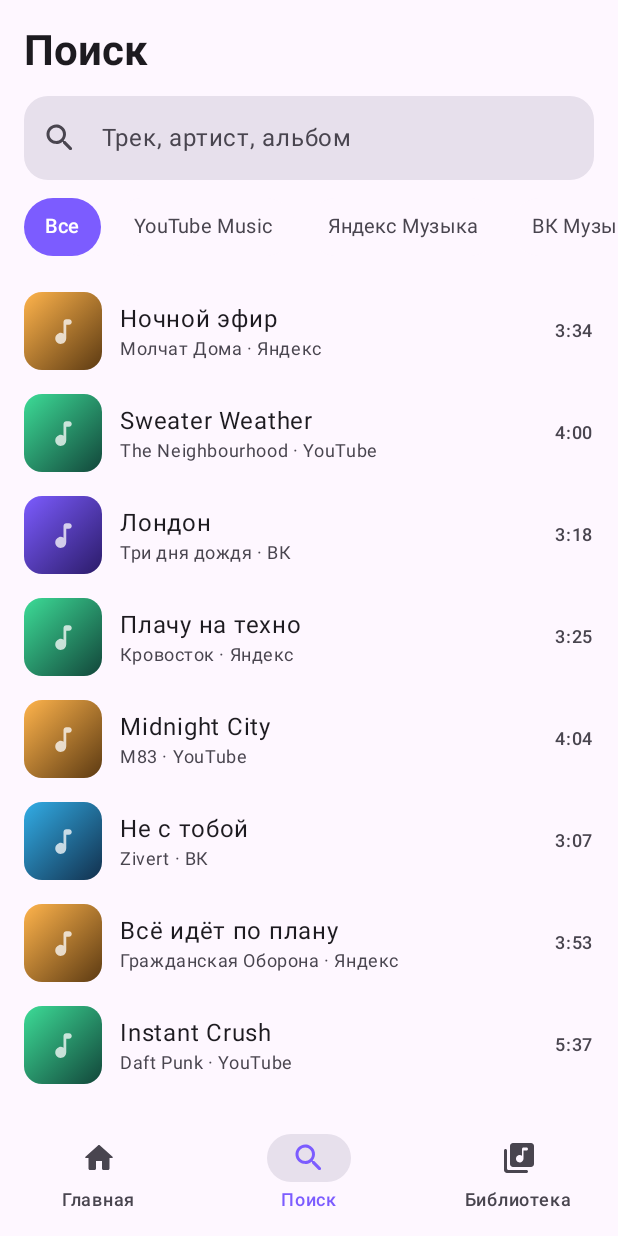
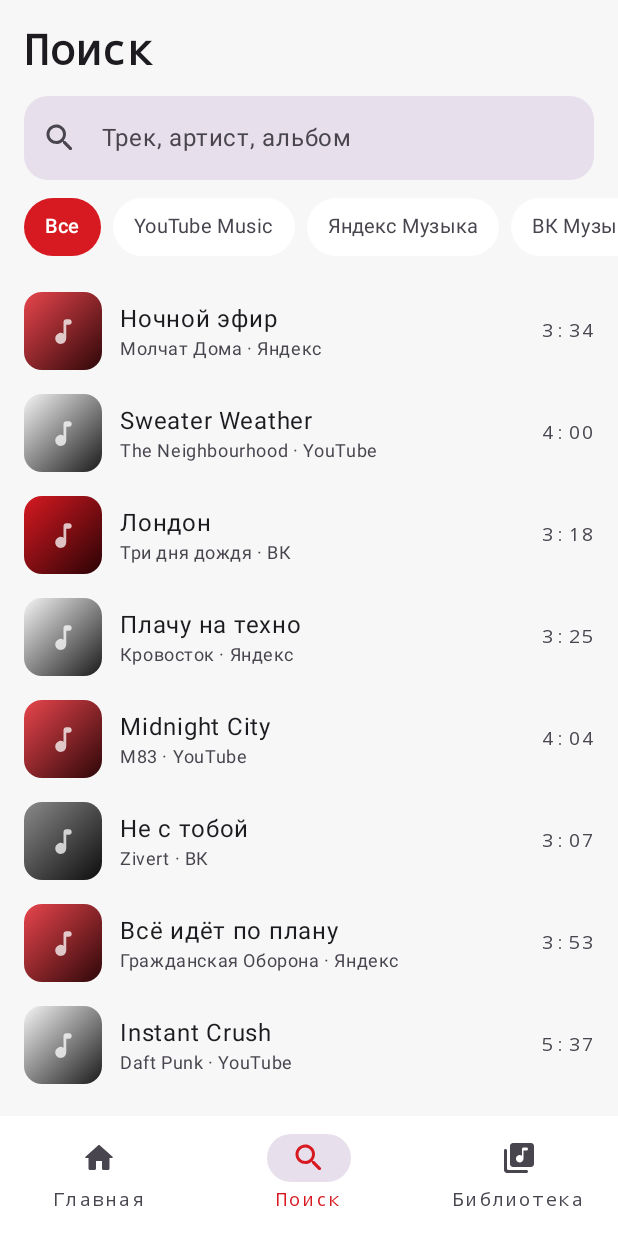
Before and after one commit to typoavtovaz/MusicBox, an Android app built with Jetpack Compose: the screen it shows after launch (MainActivity), item 2 of the bottom bar chosen, on a phone screen of 412 x 824 dp. Run offline under Robolectric (Android 15) with nearby library versions, the phone set to English and light mode, and no system bars; 2 statements that could not run were skipped.

Commit message:
Nothing-стиль: палитра, моно-типографика, точка-матрица, Моя волна + редактор

```diff
--- a/app/src/main/java/com/margy/musicbox/ui/AppRoot.kt
+++ b/app/src/main/java/com/margy/musicbox/ui/AppRoot.kt
@@ -17,9 +17,11 @@ import androidx.compose.material3.Scaffold
 import androidx.compose.material3.Text
 import androidx.compose.runtime.Composable
 import androidx.compose.runtime.getValue
+import androidx.compose.runtime.mutableFloatStateOf
 import androidx.compose.runtime.mutableStateOf
 import androidx.compose.runtime.remember
 import androidx.compose.runtime.setValue
+import androidx.compose.runtime.mutableStateListOf
 import androidx.compose.ui.Modifier
 import androidx.compose.ui.graphics.vector.ImageVector
 import com.margy.musicbox.core.model.Demo
@@ -30,6 +32,8 @@ import com.margy.musicbox.ui.screens.LibraryScreen
 import com.margy.musicbox.ui.screens.PlayerScreen
 import com.margy.musicbox.ui.screens.SearchScreen
 import com.margy.musicbox.ui.screens.SettingsScreen
+import com.margy.musicbox.ui.screens.WaveEditorScreen
+import kotlin.random.Random
 
 private enum class Tab(val label: String, val icon: ImageVector) {
     Home("Главная", Icons.Rounded.Home),
@@ -45,6 +49,17 @@ fun AppRoot() {
     var playing by remember { mutableStateOf(false) }
     var playerOpen by remember { mutableStateOf(false) }
     var settingsOpen by remember { mutableStateOf(false) }
+    var waveEditorOpen by remember { mutableStateOf(false) }
+
+    var wavePlaying by remember { mutableStateOf(false) }
+    val waveMoods = remember { mutableStateListOf<String>() }
+    var waveEnergy by remember { mutableFloatStateOf(0.6f) }
+
+    val waveLabel = if (waveMoods.isEmpty()) {
+        "подстроена под тебя"
+    } else {
+        "подстроена: " + waveMoods.joinToString(", ")
+    }
 
     fun play(track: Track) {
         current = track
@@ -69,6 +84,11 @@ fun AppRoot() {
         }
     }
 
+    fun startWave() {
+        wavePlaying = true
+        play(Demo.tracks[Random.nextInt(Demo.tracks.size)])
+    }
+
     if (playerOpen && current != null) {
         BackHandler { playerOpen = false }
         PlayerScreen(
@@ -79,6 +99,22 @@ fun AppRoot() {
             onNext = { next() },
             onPrev = { prev() },
             onLike = {}
+        )
+        return
+    }
+
+    if (waveEditorOpen) {
+        BackHandler { waveEditorOpen = false }
+        WaveEditorScreen(
+            onBack = { waveEditorOpen = false },
+            onStart = { startWave() },
+            selectedMoods = waveMoods,
+            onMoodsChange = { list ->
+                waveMoods.clear()
+                waveMoods.addAll(list)
+            },
+            energy = waveEnergy,
+            onEnergyChange = { waveEnergy = it }
         )
         return
     }
@@ -126,7 +162,22 @@ fun AppRoot() {
             when (tab) {
                 Tab.Home -> HomeScreen(
                     onTrackClick = { play(it) },
-                    onOpenSettings = { settingsOpen = true }
+                    onOpenSettings = { settingsOpen = true },
+                    wavePlaying = wavePlaying,
+                    waveLabel = waveLabel,
+                    onWaveToggle = {
+                        if (wavePlaying) {
+                            wavePlaying = false
+                            playing = false
+                        } else {
+                            startWave()
+                        }
+                    },
+                    onWaveStop = {
+                        wavePlaying = false
+                        playing = false
+                    },
+                    onOpenWaveEditor = { waveEditorOpen = true }
                 )
                 Tab.Search -> SearchScreen(
                     onTrackClick = { play(it); queue = Demo.tracks },
--- a/app/src/main/java/com/margy/musicbox/ui/components/Common.kt
+++ b/app/src/main/java/com/margy/musicbox/ui/components/Common.kt
@@ -37,12 +37,12 @@ import com.margy.musicbox.core.model.Source
 import com.margy.musicbox.core.model.Track
 
 private val Palette = listOf(
-    Color(0xFF7C5CFF) to Color(0xFF2B1B69),
-    Color(0xFF3DDC97) to Color(0xFF12463A),
-    Color(0xFFFF6B6B) to Color(0xFF5C1F32),
-    Color(0xFF32ADE6) to Color(0xFF12304D),
-    Color(0xFFFFB44C) to Color(0xFF5C3A12),
-    Color(0xFFB14CFF) to Color(0xFF3A1A5C)
+    Color(0xFFD71921) to Color(0xFF2A0305),
+    Color(0xFFF5F5F5) to Color(0xFF1A1A1A),
+    Color(0xFFB3151D) to Color(0xFF12080A),
+    Color(0xFF8A8A8A) to Color(0xFF0D0D0D),
+    Color(0xFFE8454C) to Color(0xFF2E0709),
+    Color(0xFF3A3A3A) to Color(0xFF050505)
 )
 
 fun gradientFor(seed: String): Brush {
--- /dev/null
+++ b/app/src/main/java/com/margy/musicbox/ui/components/DotMatrix.kt
@@ -0,0 +1,102 @@
+package com.margy.musicbox.ui.components
+
+import androidx.compose.animation.core.LinearEasing
+import androidx.compose.animation.core.RepeatMode
+import androidx.compose.animation.core.animateFloat
+import androidx.compose.animation.core.infiniteRepeatable
+import androidx.compose.animation.core.rememberInfiniteTransition
+import androidx.compose.animation.core.tween
+import androidx.compose.foundation.Canvas
+import androidx.compose.foundation.layout.fillMaxWidth
+import androidx.compose.runtime.Composable
+import androidx.compose.runtime.getValue
+import androidx.compose.ui.Modifier
+import androidx.compose.ui.geometry.Offset
+import androidx.compose.ui.graphics.Color
+import androidx.compose.ui.unit.dp
+import com.margy.musicbox.ui.theme.NothingRed
+import com.margy.musicbox.ui.theme.NothingWhite
+import kotlin.math.abs
+import kotlin.math.cos
+import kotlin.math.sin
+
+/**
+ * Волна из точек в стиле Nothing: столбики из красно-белых пиксельных точек.
+ * Играет — бежит, пауза — замирает в низкой полке.
+ */
+@Composable
+fun DotMatrixWave(
+    playing: Boolean,
+    modifier: Modifier = Modifier,
+    energy: Float = 0.65f,
+    columns: Int = 28,
+    rows: Int = 12,
+    dimWhenStopped: Boolean = true
+) {
+    val transition = rememberInfiniteTransition(label = "wave")
+    val phase by transition.animateFloat(
+        initialValue = 0f,
+        targetValue = (2f * Math.PI.toFloat() * 40f),
+        animationSpec = infiniteRepeatable(
+            animation = tween(durationMillis = 5200, easing = LinearEasing),
+            repeatMode = RepeatMode.Restart
+        ),
+        label = "phase"
+    )
+
+    val p = if (playing) phase else 0f
+    val energyFactor = energy.coerceIn(0.15f, 1f)
+
+    Canvas(
+        modifier = modifier.fillMaxWidth()
+    ) {
+        val stepX = size.width / columns
+        val stepY = size.height / rows
+        val dot = minOf(stepX, stepY) * 0.30f
+
+        for (col in 0 until columns) {
+            // Две синусоиды + косинус = живая, но всё же ритмичная волна
+            val wobble = abs(sin(col * 0.42f + p * 0.9f)) * 0.65f +
+                abs(cos(col * 0.23f - p * 0.55f)) * 0.35f
+
+            val idle = 0.16f
+            val height = if (playing) {
+                (idle + wobble * energyFactor * 0.84f).coerceIn(0.05f, 1f)
+            } else {
+                idle
+            }
+
+            val filled = (rows * height).toInt().coerceIn(1, rows)
+            val cx = stepX * (col + 0.5f)
+
+            for (row in 0 until rows) {
+                val fromBottom = row < filled
+                val y = size.height - stepY * (row + 0.5f)
+
+                val color: Color = when {
+                    fromBottom && (col + row) % 3 == 0 -> NothingRed
+                    fromBottom -> NothingWhite
+                    !dimWhenStopped && !playing -> NothingWhite.copy(alpha = 0.06f)
+                    else -> NothingWhite.copy(alpha = 0.10f)
+                }
+
+                // верхние точки чуть меньше — сглаживает «пилу»
+                val r = if (fromBottom) dot else dot * 0.7f
+                drawCircle(color = color, radius = r, center = Offset(cx, y))
+            }
+        }
+    }
+}
+
+/** Тонкая строка из точек — разделитель в стиле Nothing. */
+@Composable
+fun DotDivider(modifier: Modifier = Modifier, color: Color = NothingWhite) {
+    Canvas(modifier = modifier.fillMaxWidth().then(Modifier)) {
+        val step = 8.dp.toPx()
+        var x = 0f
+        while (x < size.width) {
+            drawCircle(color.copy(alpha = 0.25f), radius = 1f, center = Offset(x, size.height / 2f))
+            x += step
+        }
+    }
+}
--- /dev/null
+++ b/app/src/main/java/com/margy/musicbox/ui/components/WaveCard.kt
@@ -0,0 +1,176 @@
+package com.margy.musicbox.ui.components
+
+import androidx.compose.foundation.background
+import androidx.compose.foundation.border
+import androidx.compose.foundation.clickable
+import androidx.compose.foundation.layout.Arrangement
+import androidx.compose.foundation.layout.Box
+import androidx.compose.foundation.layout.Column
+import androidx.compose.foundation.layout.Row
+import androidx.compose.foundation.layout.Spacer
+import androidx.compose.foundation.layout.fillMaxWidth
+import androidx.compose.foundation.layout.height
+import androidx.compose.foundation.layout.padding
+import androidx.compose.foundation.layout.size
+import androidx.compose.foundation.layout.width
+import androidx.compose.foundation.shape.CircleShape
+import androidx.compose.foundation.shape.RoundedCornerShape
+import androidx.compose.material.icons.Icons
+import androidx.compose.material.icons.rounded.Pause
+import androidx.compose.material.icons.rounded.PlayArrow
+import androidx.compose.material.icons.rounded.Stop
+import androidx.compose.material3.Icon
+import androidx.compose.material3.MaterialTheme
+import androidx.compose.material3.Text
+import androidx.compose.runtime.Composable
+import androidx.compose.ui.Alignment
+import androidx.compose.ui.Modifier
+import androidx.compose.ui.draw.clip
+import androidx.compose.ui.graphics.Color
+import androidx.compose.ui.text.font.FontWeight
+import androidx.compose.ui.unit.dp
+import androidx.compose.ui.unit.sp
+import com.margy.musicbox.ui.theme.NothingLine
+import com.margy.musicbox.ui.theme.NothingRed
+import com.margy.musicbox.ui.theme.NothingSurface
+import com.margy.musicbox.ui.theme.NothingWhite
+
+@Composable
+fun WaveCard(
+    playing: Boolean,
+    onToggle: () -> Unit,
+    onStop: () -> Unit,
+    onEdit: () -> Unit,
+    modifier: Modifier = Modifier,
+    moodLabel: String = "подстроена под тебя"
+) {
+    Column(
+        modifier = modifier
+            .fillMaxWidth()
+            .clip(RoundedCornerShape(22.dp))
+            .background(NothingSurface)
+            .border(1.dp, NothingLine, RoundedCornerShape(22.dp))
+            .padding(16.dp)
+    ) {
+        Row(verticalAlignment = Alignment.CenterVertically) {
+            Box(
+                Modifier
+                    .size(7.dp)
+                    .clip(CircleShape)
+                    .background(if (playing) NothingRed else NothingLine)
+            )
+            Spacer(Modifier.width(8.dp))
+            Text(
+                "МОЯ ВОЛНА",
+                style = MaterialTheme.typography.labelMedium,
+                color = NothingWhite
+            )
+            Spacer(Modifier.weight(1f))
+            Text(
+                if (playing) "В ЭФИРЕ" else "ПАУЗА",
+                style = MaterialTheme.typography.labelSmall,
+                color = if (playing) NothingRed else MaterialTheme.colorScheme.onSurfaceVariant
+            )
+        }
+
+        Spacer(Modifier.height(10.dp))
+
+        Text(
+            text = moodLabel,
+            style = MaterialTheme.typography.bodySmall,
+            color = MaterialTheme.colorScheme.onSurfaceVariant
+        )
+
+        Spacer(Modifier.height(14.dp))
+
+        DotMatrixWave(
+            playing = playing,
+            modifier = Modifier
+                .fillMaxWidth()
+                .height(104.dp),
+            energy = if (playing) 0.85f else 0.4f
+        )
+
+        Spacer(Modifier.height(16.dp))
+
+        Row(
+            verticalAlignment = Alignment.CenterVertically,
+            horizontalArrangement = Arrangement.spacedBy(10.dp)
+        ) {
+            Box(
+                modifier = Modifier
+                    .size(56.dp)
+                    .clip(CircleShape)
+                    .background(if (playing) NothingWhite else NothingRed)
+                    .clickable { onToggle() },
+                contentAlignment = Alignment.Center
+            ) {
+                Icon(
+                    imageVector = if (playing) Icons.Rounded.Pause else Icons.Rounded.PlayArrow,
+                    contentDescription = "волна",
+                    tint = if (playing) Color.Black else NothingWhite,
+                    modifier = Modifier.size(30.dp)
+                )
+            }
+
+            Box(
+                modifier = Modifier
+                    .weight(1f)
+                    .height(56.dp)
+                    .clip(RoundedCornerShape(14.dp))
+                    .border(1.dp, NothingLine, RoundedCornerShape(14.dp))
+                    .clickable { onEdit() },
+                contentAlignment = Alignment.Center
+            ) {
+                Text(
+                    "РЕДАКТОР ВОЛНЫ",
+                    style = MaterialTheme.typography.labelMedium,
+                    fontWeight = FontWeight.SemiBold,
+                    color = NothingWhite
+                )
+            }
+
+            if (playing) {
+                Box(
+                    modifier = Modifier
+                        .size(56.dp)
+                        .clip(RoundedCornerShape(14.dp))
+                        .border(1.dp, NothingLine, RoundedCornerShape(14.dp))
+                        .clickable { onStop() },
+                    contentAlignment = Alignment.Center
+                ) {
+                    Icon(
+                        Icons.Rounded.Stop,
+                        contentDescription = "стоп",
+                        tint = NothingRed,
+                        modifier = Modifier.size(20.dp)
+                    )
+                }
+            }
+        }
+    }
+}
+
+@Composable
+fun NothingChip(
+    text: String,
+    selected: Boolean,
+    onClick: () -> Unit,
+    modifier: Modifier = Modifier
+) {
+    Box(
+        modifier = modifier
+            .clip(RoundedCornerShape(10.dp))
+            .background(if (selected) NothingRed else Color.Transparent)
+            .border(1.dp, if (selected) NothingRed else NothingLine, RoundedCornerShape(10.dp))
+            .clickable { onClick() }
+            .padding(horizontal = 13.dp, vertical = 8.dp)
+    ) {
+        Text(
+            text = text.uppercase(),
+            style = MaterialTheme.typography.labelSmall,
+            fontSize = 11.sp,
+            color = if (selected) NothingWhite else MaterialTheme.colorScheme.onSurfaceVariant
+        )
+    }
+}
--- a/app/src/main/java/com/margy/musicbox/ui/screens/HomeScreen.kt
+++ b/app/src/main/java/com/margy/musicbox/ui/screens/HomeScreen.kt
@@ -6,7 +6,6 @@ import androidx.compose.foundation.lazy.LazyRow
 import androidx.compose.foundation.lazy.items
 import androidx.compose.material.icons.Icons
 import androidx.compose.material.icons.rounded.Settings
-import androidx.compose.material3.Icon
 import androidx.compose.material3.MaterialTheme
 import androidx.compose.material3.Text
 import androidx.compose.runtime.Composable
@@ -21,16 +20,23 @@ import androidx.compose.ui.unit.dp
 import com.margy.musicbox.core.model.Demo
 import com.margy.musicbox.core.model.Source
 import com.margy.musicbox.core.model.Track
-import com.margy.musicbox.ui.components.ChipSmall
 import com.margy.musicbox.ui.components.IconButtonBare
+import com.margy.musicbox.ui.components.NothingChip
 import com.margy.musicbox.ui.components.SectionTitle
 import com.margy.musicbox.ui.components.TileLarge
 import com.margy.musicbox.ui.components.TrackRow
+import com.margy.musicbox.ui.components.WaveCard
+import com.margy.musicbox.ui.theme.NothingRed
 
 @Composable
 fun HomeScreen(
     onTrackClick: (Track) -> Unit,
-    onOpenSettings: () -> Unit
+    onOpenSettings: () -> Unit,
+    wavePlaying: Boolean,
+    waveLabel: String,
+    onWaveToggle: () -> Unit,
+    onWaveStop: () -> Unit,
+    onOpenWaveEditor: () -> Unit
 ) {
     var filter by remember { mutableStateOf<Source?>(null) }
     val visible = Demo.tracks.filter { filter == null || it.source == filter }
@@ -43,15 +49,15 @@ fun HomeScreen(
             Row(verticalAlignment = Alignment.CenterVertically) {
                 Column(Modifier.weight(1f)) {
                     Text(
-                        "Доброй ночи",
+                        "MUSICBOX",
                         style = MaterialTheme.typography.headlineMedium,
                         fontWeight = FontWeight.Bold,
                         color = MaterialTheme.colorScheme.onBackground
                     )
                     Text(
-                        "ютуб + яндекс + вк в одном месте",
-                        style = MaterialTheme.typography.bodySmall,
-                        color = MaterialTheme.colorScheme.onSurfaceVariant
+                        "ютуб · яндекс · вк",
+                        style = MaterialTheme.typography.labelSmall,
+                        color = NothingRed
                     )
                 }
                 IconButtonBare(
@@ -63,11 +69,22 @@ fun HomeScreen(
         }
 
         item {
+            Spacer(Modifier.height(18.dp))
+            WaveCard(
+                playing = wavePlaying,
+                moodLabel = waveLabel,
+                onToggle = onWaveToggle,
+                onStop = onWaveStop,
+                onEdit = onOpenWaveEditor
+            )
+        }
+
+        item {
             Spacer(Modifier.height(16.dp))
             LazyRow(horizontalArrangement = Arrangement.spacedBy(8.dp)) {
-                item { ChipSmall("Все", filter == null) { filter = null } }
+                item { NothingChip("ВСЕ", filter == null) { filter = null } }
                 items(Source.entries) { src ->
-                    ChipSmall(src.title, filter == src) { filter = src }
+                    NothingChip(src.title, filter == src) { filter = src }
                 }
             }
         }
--- a/app/src/main/java/com/margy/musicbox/ui/theme/Theme.kt
+++ b/app/src/main/java/com/margy/musicbox/ui/theme/Theme.kt
@@ -2,34 +2,67 @@ package com.margy.musicbox.ui.theme
 
 import androidx.compose.foundation.isSystemInDarkTheme
 import androidx.compose.material3.MaterialTheme
+import androidx.compose.material3.Typography
 import androidx.compose.material3.darkColorScheme
 import androidx.compose.material3.lightColorScheme
 import androidx.compose.runtime.Composable
 import androidx.compose.ui.graphics.Color
+import androidx.compose.ui.text.TextStyle
+import androidx.compose.ui.text.font.FontFamily
+import androidx.compose.ui.text.font.FontWeight
+import androidx.compose.ui.unit.sp
 
-private val Accent = Color(0xFF7C5CFF)
-private val AccentSoft = Color(0xFFB3A1FF)
-private val Bg = Color(0xFF0B0D11)
-private val Surface = Color(0xFF14171E)
-private val SurfaceHi = Color(0xFF1D2129)
+/** Nothing-стиль: чёрный, белый, один красный акцент. Никакой радуги. */
+val NothingRed = Color(0xFFD71921)
+val NothingWhite = Color(0xFFF5F5F5)
+val NothingBlack = Color(0xFF000000)
+val NothingSurface = Color(0xFF0D0D0D)
+val NothingSurfaceHi = Color(0xFF161616)
+val NothingLine = Color(0xFF2A2A2A)
+val NothingDim = Color(0xFF7A7A7A)
 
 private val DarkColors = darkColorScheme(
-    primary = Accent,
-    onPrimary = Color.White,
-    primaryContainer = AccentSoft,
-    secondary = Color(0xFF3DDC97),
-    background = Bg,
-    onBackground = Color(0xFFF2F3F7),
-    surface = Surface,
-    onSurface = Color(0xFFF2F3F7),
-    surfaceVariant = SurfaceHi,
-    onSurfaceVariant = Color(0xFF9AA1B0),
-    outline = Color(0xFF2A2F3A)
+    primary = NothingRed,
+    onPrimary = NothingWhite,
+    primaryContainer = NothingRed,
+    onPrimaryContainer = NothingWhite,
+    secondary = NothingWhite,
+    onSecondary = NothingBlack,
+    background = NothingBlack,
+    onBackground = NothingWhite,
+    surface = NothingSurface,
+    onSurface = NothingWhite,
+    surfaceVariant = NothingSurfaceHi,
+    onSurfaceVariant = NothingDim,
+    outline = NothingLine,
+    error = NothingRed
 )
 
 private val LightColors = lightColorScheme(
-    primary = Accent,
-    secondary = Color(0xFF12A56C)
+    primary = NothingRed,
+    background = Color(0xFFF7F7F7),
+    surface = Color.White
+)
+
+private val base = Typography()
+
+/** Моноширинный шрифт вместо дота-матричного Ndot — без внешних файлов, но вайб тот же. */
+val NothingTypography = Typography(
+    displayLarge = base.displayLarge.copy(fontFamily = FontFamily.Monospace, fontWeight = FontWeight.Bold, letterSpacing = (-1).sp),
+    displayMedium = base.displayMedium.copy(fontFamily = FontFamily.Monospace, fontWeight = FontWeight.Bold, letterSpacing = (-0.5).sp),
+    displaySmall = base.displaySmall.copy(fontFamily = FontFamily.Monospace, fontWeight = FontWeight.Bold),
+    headlineLarge = base.headlineLarge.copy(fontFamily = FontFamily.Monospace, fontWeight = FontWeight.Bold),
+    headlineMedium = base.headlineMedium.copy(fontFamily = FontFamily.Monospace, fontWeight = FontWeight.Bold, letterSpacing = 0.5.sp),
+    headlineSmall = base.headlineSmall.copy(fontFamily = FontFamily.Monospace, fontWeight = FontWeight.Bold),
+    titleLarge = base.titleLarge.copy(fontFamily = FontFamily.Monospace, fontWeight = FontWeight.Bold, letterSpacing = 0.5.sp),
+    titleMedium = base.titleMedium.copy(fontFamily = FontFamily.Monospace, fontWeight = FontWeight.SemiBold, letterSpacing = 0.5.sp),
+    titleSmall = base.titleSmall.copy(fontFamily = FontFamily.Monospace, fontWeight = FontWeight.SemiBold),
+    bodyLarge = base.bodyLarge.copy(fontFamily = FontFamily.SansSerif),
+    bodyMedium = base.bodyMedium.copy(fontFamily = FontFamily.SansSerif),
+    bodySmall = base.bodySmall.copy(fontFamily = FontFamily.SansSerif),
+    labelLarge = base.labelLarge.copy(fontFamily = FontFamily.Monospace, letterSpacing = 1.sp),
+    labelMedium = base.labelMedium.copy(fontFamily = FontFamily.Monospace, letterSpacing = 1.5.sp),
+    labelSmall = TextStyle(fontFamily = FontFamily.Monospace, fontSize = 10.sp, letterSpacing = 1.2.sp)
 )
 
 @Composable
@@ -39,6 +72,7 @@ fun MusicBoxTheme(
 ) {
     MaterialTheme(
         colorScheme = if (dark) DarkColors else LightColors,
+        typography = NothingTypography,
         content = content
     )
 }
```
Also changed, not shown: app/src/main/java/com/margy/musicbox/ui/screens/WaveEditorScreen.kt (added, +251 -0 lines), 1 other file.
